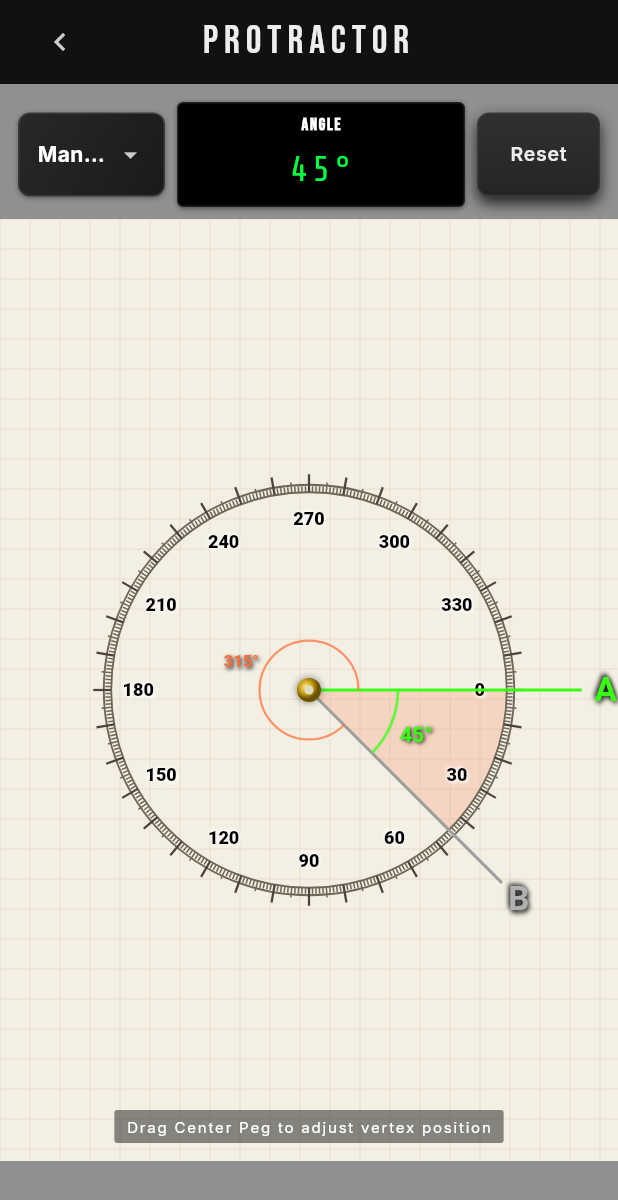
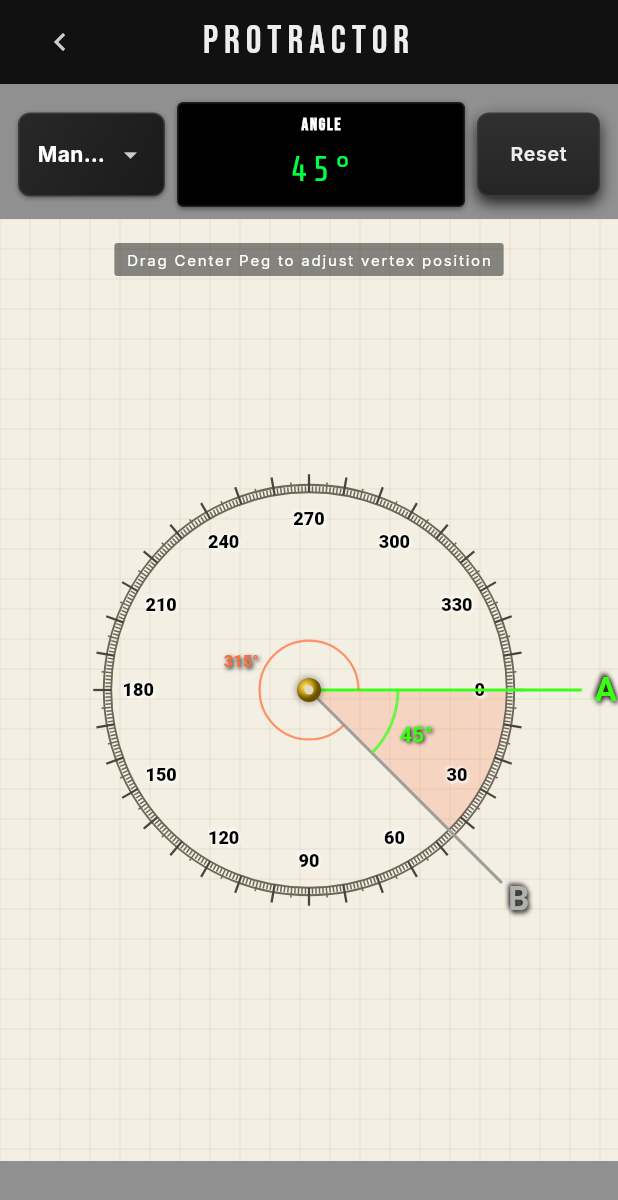
Before and after one commit to Abdallah-Labeb/Levo, a Flutter app: the ProtractorView screen opened directly, on a phone screen of 412 x 824 dp. Shown: the top 1200 px of the screen. Run offline on Flutter 3.47's test engine with Material 3 defaults, Android fonts, the phone set to English and light mode, and no system bars; our stand-ins replace audioplayers, camera, equatable, flutter_bloc, flutter_compass, flutter_svg and 11 more; missing offline and left inert: light, noise_meter; accounts and stored records are empty; network calls fail.

Commit message:
feat: resolve ad size and LTR placement, implement protractor shutter capture via path_provider, clean clinometer instructions, correct RTL exponent rendering, and widen toggle spacing

```diff
--- a/lib/core/widgets/led_display.dart
+++ b/lib/core/widgets/led_display.dart
@@ -49,9 +49,7 @@ class LedDisplay extends StatelessWidget {
           overflow: TextOverflow.ellipsis,
         );
 
-        Widget valueWidget = Directionality(
-          textDirection: TextDirection.ltr,
-          child: Row(
+        Widget valueWidget = Row(
           mainAxisSize: MainAxisSize.min,
           crossAxisAlignment: CrossAxisAlignment.baseline,
           textBaseline: TextBaseline.alphabetic,
@@ -68,7 +66,6 @@ class LedDisplay extends StatelessWidget {
               ),
             ],
           ],
-          ),
         );
 
         Widget labelFitted = FittedBox(
--- a/lib/features/metal_detector/view/metal_detector_screen.dart
+++ b/lib/features/metal_detector/view/metal_detector_screen.dart
@@ -271,7 +271,7 @@ class _MetalDetectorViewState extends State<MetalDetectorView>
                           iconOn: Icons.volume_up_rounded,
                           iconOff: Icons.volume_off_rounded,
                         ),
-                        const SizedBox(width: AppDimensions.space24),
+                        const SizedBox(width: 80.0),
                         IconToggleButton(
                           isActive: state.hapticOn,
                           onTap: () => cubit.toggleHaptic(!state.hapticOn),
--- a/lib/features/protractor/view/protractor_screen.dart
+++ b/lib/features/protractor/view/protractor_screen.dart
@@ -5,6 +5,7 @@ import 'package:camera/camera.dart';
 import 'package:flutter/material.dart';
 import 'package:flutter/rendering.dart';
 import 'package:flutter_bloc/flutter_bloc.dart';
+import 'package:path_provider/path_provider.dart';
 import 'package:image_picker/image_picker.dart';
 import 'package:intl/intl.dart' hide TextDirection;
 import 'package:levo/app/di/injection.dart';
@@ -83,13 +84,15 @@ class _ProtractorViewState extends State<ProtractorView> {
       String path;
 
       if (Platform.isAndroid) {
-        final picturesDir = Directory('/storage/emulated/0/Pictures');
-        if (!picturesDir.existsSync()) {
-          picturesDir.createSync(recursive: true);
+        final extDir = await getExternalStorageDirectory();
+        if (extDir != null) {
+          path = '${extDir.path}/$fileName';
+        } else {
+          path = '/storage/emulated/0/Android/data/com.levo.app/files/$fileName';
         }
-        path = '${picturesDir.path}/$fileName';
       } else {
-        path = '${Directory.systemTemp.path}/$fileName';
+        final docDir = await getApplicationDocumentsDirectory();
+        path = '${docDir.path}/$fileName';
       }
 
       final file = File(path);
@@ -350,18 +353,38 @@ class _ProtractorViewState extends State<ProtractorView> {
                                 ),
                               ),
 
-                              // Take Photo button (Visible only in camera mode, excluded from snapshot)
+                              // Take Photo shutter button (Visible only in camera mode, excluded from snapshot)
                               if (state.isCameraActive && state.isCameraInitialized)
                                 Positioned(
-                                  right: AppDimensions.paddingM,
-                                  bottom: AppDimensions.paddingM + 36.0,
-                                  child: TactileButton(
-                                    padding: const EdgeInsets.all(12.0),
-                                    onPressed: () => _captureAndSave(context),
-                                    icon: const Icon(
-                                      Icons.camera_alt_outlined,
-                                      color: AppColors.kYellow,
-                                      size: 20.0,
+                                  bottom: 24.0,
+                                  left: 0.0,
+                                  right: 0.0,
+                                  child: Center(
+                                    child: GestureDetector(
+                                      onTap: () => _captureAndSave(context),
+                                      child: Container(
+                                        width: 72.0,
+                                        height: 72.0,
+                                        decoration: BoxDecoration(
+                                          shape: BoxShape.circle,
+                                          border: Border.all(color: Colors.white, width: 4.0),
+                                          color: Colors.transparent,
+                                          boxShadow: const [
+                                            BoxShadow(
+                                              color: Colors.black38,
+                                              blurRadius: 4.0,
+                                              offset: Offset(0, 2),
+                                            ),
+                                          ],
+                                        ),
+                                        padding: const EdgeInsets.all(4.0),
+                                        child: Container(
+                                          decoration: const BoxDecoration(
+                                            shape: BoxShape.circle,
+                                            color: Colors.white,
+                                          ),
+                                        ),
+                                      ),
                                     ),
                                   ),
                                 ),
@@ -401,7 +424,7 @@ class _ProtractorViewState extends State<ProtractorView> {
                               Positioned(
                                 left: 0.0,
                                 right: 0.0,
-                                bottom: AppDimensions.paddingM,
+                                top: 16.0,
                                 child: Center(
                                   child: Container(
                                     padding: const EdgeInsets.symmetric(
--- a/lib/features/ruler/view/ruler_screen.dart
+++ b/lib/features/ruler/view/ruler_screen.dart
@@ -76,6 +76,7 @@ class _RulerViewState extends State<RulerView> {
       body: NoiseBackground(
         child: SafeArea(
           child: Row(
+            textDirection: TextDirection.ltr,
             children: [
               Expanded(
                 child: LayoutBuilder(
--- a/lib/features/spirit_level/view/spirit_level_screen.dart
+++ b/lib/features/spirit_level/view/spirit_level_screen.dart
@@ -272,7 +272,7 @@ class _SpiritLevelViewState extends State<SpiritLevelView> with WidgetsBindingOb
                         iconOn: Icons.volume_up_rounded,
                         iconOff: Icons.volume_off_rounded,
                       ),
-                      const SizedBox(width: AppDimensions.space24),
+                      const SizedBox(width: 80.0),
                       IconToggleButton(
                         isActive: state.hapticOn,
                         onTap: () => cubit.toggleHaptic(!state.hapticOn),
--- a/pubspec.yaml
+++ b/pubspec.yaml
@@ -65,6 +65,7 @@ dependencies:
   intl: ^0.20.2
   package_info_plus: ^10.1.0
   image_picker: ^1.2.2
+  path_provider: ^2.1.5
 
 dev_dependencies:
   flutter_test:
```
Also changed, not shown: lib/core/widgets/skyscraper_ad_widget.dart (+14 -7 lines), pubspec.lock. Lines whose indentation alone changed are shown as unchanged.
